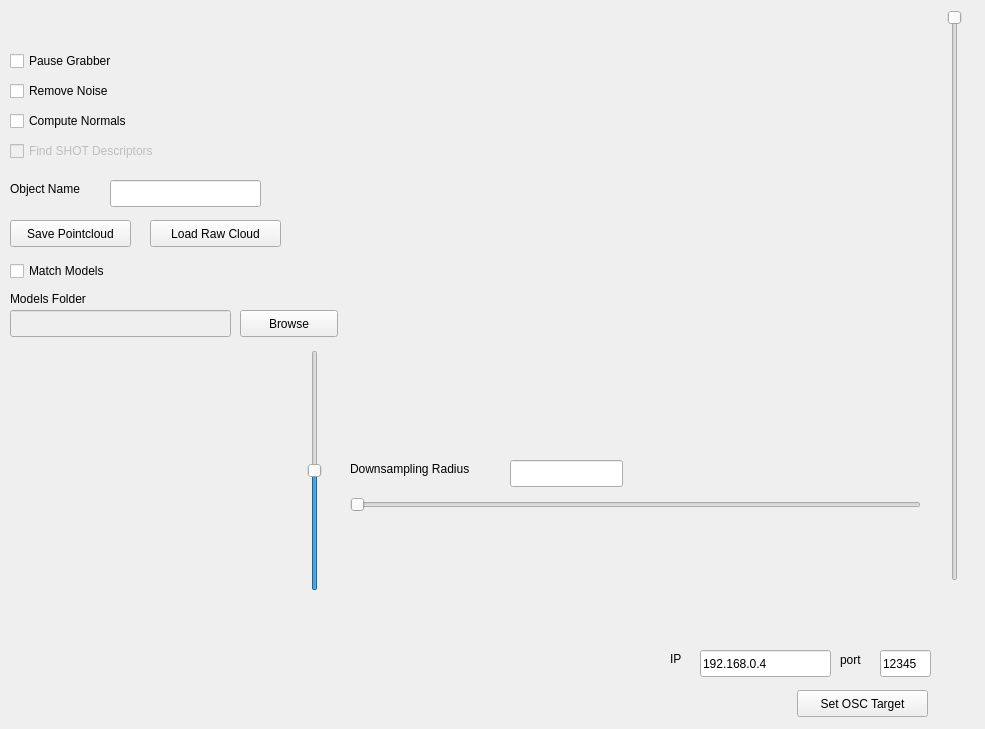
Qt form KPO_GUI/kpoAppGui.ui (jbeuckm/kinect_pcl_osc_qt) before a commit.
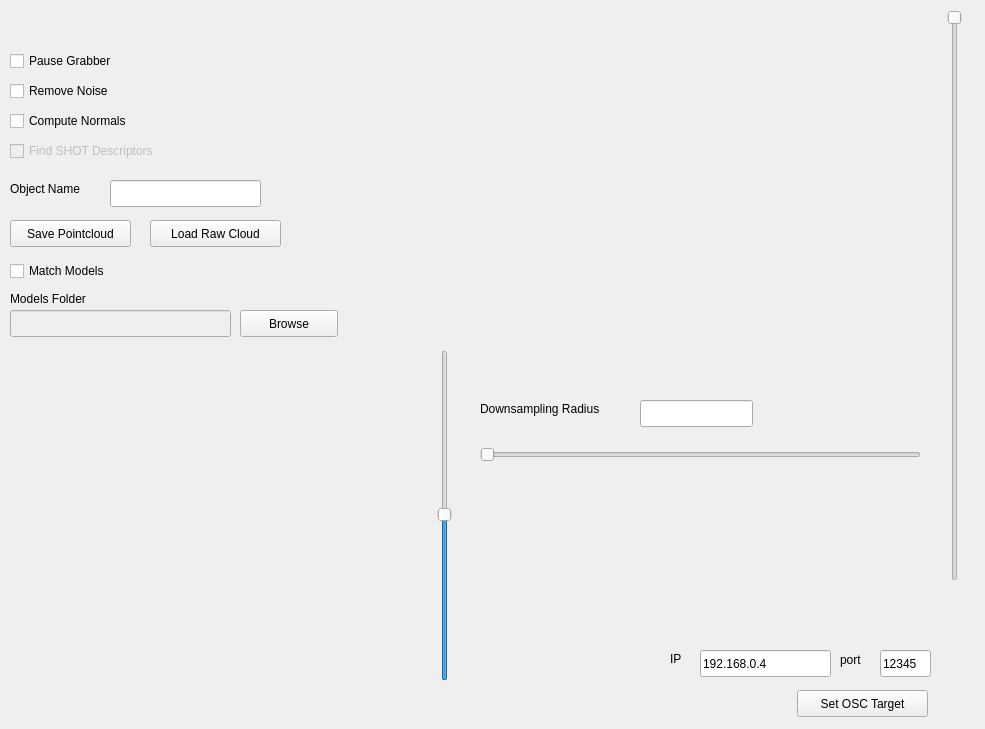
The same form after that commit. Custom widgets are drawn as their Qt base class.

Commit message: bigged up the rgb image

Patch:
```diff
--- a/KPO_GUI/kpoAppGui.ui
+++ b/KPO_GUI/kpoAppGui.ui
@@ -38,7 +38,7 @@
    <widget class="QVTKWidget" name="qvtk_widget">
     <property name="geometry">
      <rect>
-      <x>350</x>
+      <x>470</x>
       <y>10</y>
       <width>461</width>
       <height>361</height>
@@ -274,8 +274,8 @@
    <widget class="QLabel" name="label">
     <property name="geometry">
      <rect>
-      <x>350</x>
-      <y>460</y>
+      <x>480</x>
+      <y>400</y>
       <width>161</width>
       <height>17</height>
      </rect>
@@ -287,8 +287,8 @@
    <widget class="QLineEdit" name="downsamplingRadiusEdit">
     <property name="geometry">
      <rect>
-      <x>510</x>
-      <y>460</y>
+      <x>640</x>
+      <y>400</y>
       <width>113</width>
       <height>27</height>
      </rect>
@@ -297,9 +297,9 @@
    <widget class="QSlider" name="downsamplingRadiusSlider">
     <property name="geometry">
      <rect>
-      <x>350</x>
-      <y>490</y>
-      <width>571</width>
+      <x>480</x>
+      <y>440</y>
+      <width>441</width>
       <height>29</height>
      </rect>
     </property>
@@ -342,10 +342,10 @@
    <widget class="QSlider" name="depthImageThresholdSlider">
     <property name="geometry">
      <rect>
-      <x>300</x>
+      <x>430</x>
       <y>350</y>
       <width>29</width>
-      <height>241</height>
+      <height>331</height>
      </rect>
     </property>
     <property name="maximum">
@@ -363,8 +363,8 @@
      <rect>
       <x>10</x>
       <y>360</y>
-      <width>281</width>
-      <height>231</height>
+      <width>411</width>
+      <height>321</height>
      </rect>
     </property>
    </widget>
```
The commit also changes 2 other files.
